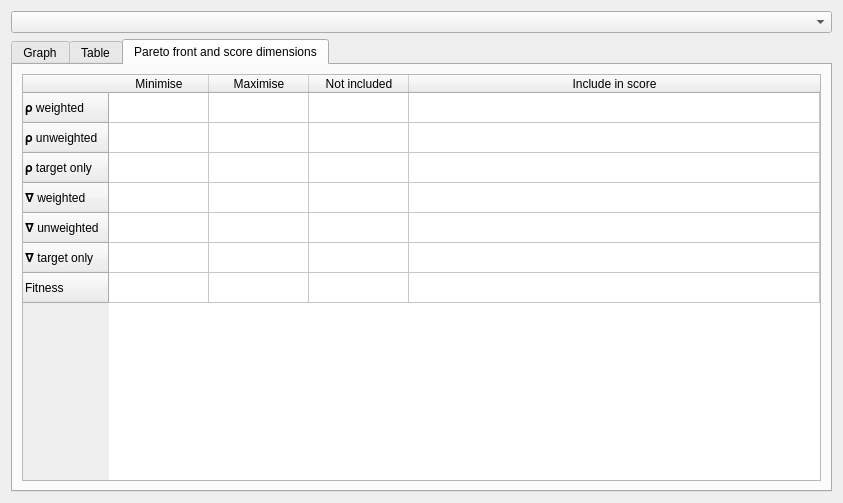
Before: the Qt Designer form src/gui/samplingprofileplotter.ui in CompEphys-team/rtdo, drawn with Qt 5.
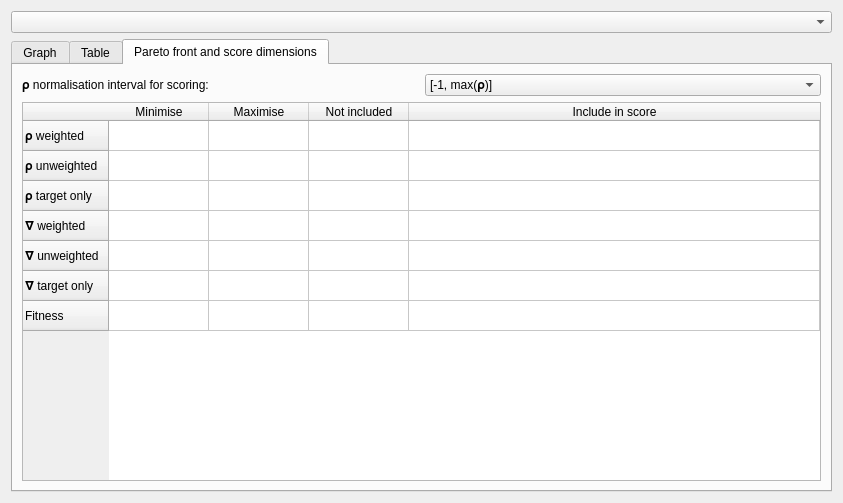
After: the same form once the commit is applied. The open tabs and pages were chosen to show the change. Custom widgets are drawn as their Qt base class.

Commit message:
Correct for negative correlations by adjusting lower bound of normalisation
The correlation coefficient for sampled profiles can, of course, be in
[-1, 1]. Since score was calculated by normalising to [0, max], this caused
erroneous values particularly with the Kv21x_kinetics profiles.
Routinely normalising to [-1, max], however, isn't desirable either, since
well-behaved stimulations shouldn't have negative correlations. Now, I can
choose between [-1,max], [min,max] and [min(rho,0),max].

```diff
--- a/src/gui/samplingprofileplotter.ui
+++ b/src/gui/samplingprofileplotter.ui
@@ -303,6 +303,32 @@
       </attribute>
       <layout class="QGridLayout" name="gridLayout_2">
        <item row="0" column="0">
+        <widget class="QLabel" name="label_4">
+         <property name="text">
+          <string>𝛒 normalisation interval for scoring:</string>
+         </property>
+        </widget>
+       </item>
+       <item row="0" column="1">
+        <widget class="QComboBox" name="rho_normalisation">
+         <item>
+          <property name="text">
+           <string>[-1, max(𝛒)]</string>
+          </property>
+         </item>
+         <item>
+          <property name="text">
+           <string>[min(𝛒), max(𝛒)]</string>
+          </property>
+         </item>
+         <item>
+          <property name="text">
+           <string>[min(𝛒 ∪ {0}), max(𝛒)]</string>
+          </property>
+         </item>
+        </widget>
+       </item>
+       <item row="1" column="0" colspan="2">
         <widget class="QTableWidget" name="paretoDims">
          <property name="selectionMode">
           <enum>QAbstractItemView::NoSelection</enum>
```
Left out of the diff: 2 changed lines with no effect on the pictures. The commit also changes 2 other files.
